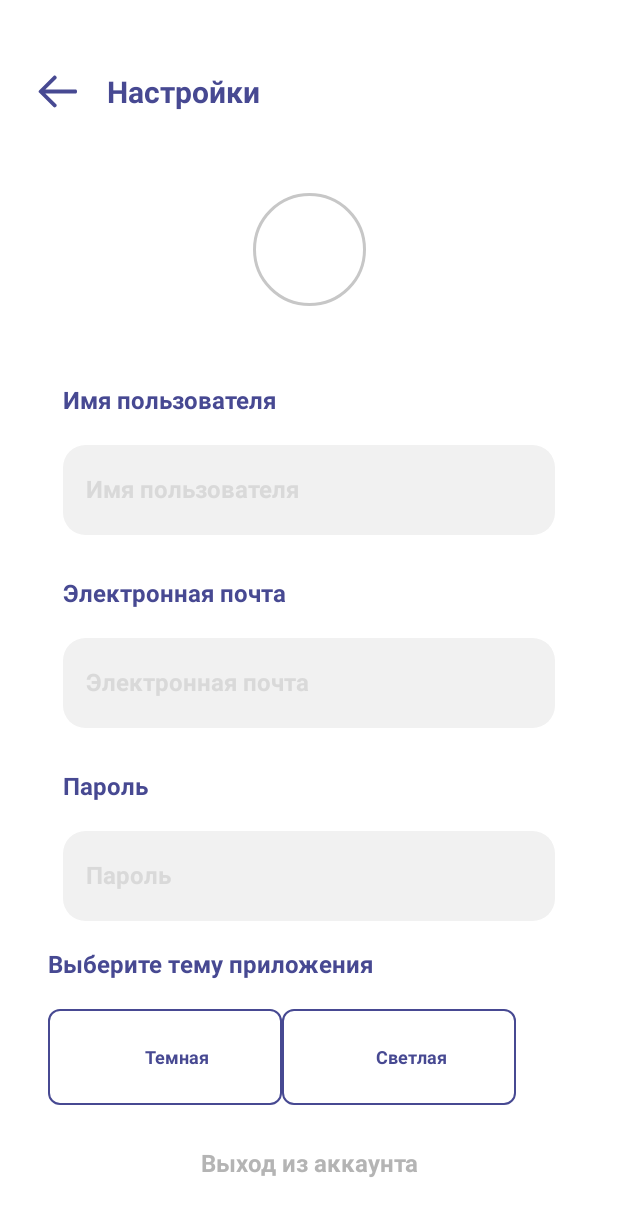
After one commit to Turtle-Team/NoLimits4WebHackaton, an Android app built with Jetpack Compose: the SettingsScreen screen opened through its navigation route, on a phone screen of 412 x 824 dp. The commit adds this screen. Shown: the top 1216 px of the screen. Run offline under Robolectric (Android 15) with nearby library versions, the phone set to English and light mode, and no system bars; libraries missing offline, so code that uses them is left out: com.squareup.sqldelight.

Commit message:
сделал настройки

```diff
--- a/androidApp/src/main/java/com/lyadsky/nolimits4webapp/android/di/AndroidModule.kt
+++ b/androidApp/src/main/java/com/lyadsky/nolimits4webapp/android/di/AndroidModule.kt
@@ -4,8 +4,12 @@ import com.lyadsky.nolimits4webapp.android.navigation.AndroidNavigator
 import com.lyadsky.nolimits4webapp.android.navigation.NavigatorImpl
 import com.lyadsky.nolimits4webapp.common.navigation.Navigator
 import com.lyadsky.nolimits4webapp.features.mainNavigation.viewModel.MainNavigationViewModelImpl
+import com.lyadsky.nolimits4webapp.features.profile.viewModel.ProfileViewModel
+import com.lyadsky.nolimits4webapp.features.profile.viewModel.ProfileViewModelImpl
 import com.lyadsky.nolimits4webapp.features.register.viewModel.RegisterViewModel
 import com.lyadsky.nolimits4webapp.features.register.viewModel.RegisterViewModelImpl
+import com.lyadsky.nolimits4webapp.features.settings.viewModel.SettingsViewModel
+import com.lyadsky.nolimits4webapp.features.settings.viewModel.SettingsViewModelImpl
 import com.lyadsky.nolimits4webapp.features.welcome.viewModel.WelcomeViewModel
 import com.lyadsky.nolimits4webapp.features.welcome.viewModel.WelcomeViewModelImpl
 import org.koin.androidx.viewmodel.dsl.viewModel
@@ -27,4 +31,12 @@ fun androidModule() = module {
     viewModel(named("RegisterViewModel")) {
         ViewModelWrapper<RegisterViewModel>(RegisterViewModelImpl(get()))
     }
+
+    viewModel(named("ProfileViewModel")) {
+        ViewModelWrapper<ProfileViewModel>(ProfileViewModelImpl(get()))
+    }
+
+    viewModel(named("SettingsViewModel")) {
+        ViewModelWrapper<SettingsViewModel>(SettingsViewModelImpl(get()))
+    }
 }
--- a/androidApp/src/main/java/com/lyadsky/nolimits4webapp/android/features/mainNavigation/MainNavigationScreen.kt
+++ b/androidApp/src/main/java/com/lyadsky/nolimits4webapp/android/features/mainNavigation/MainNavigationScreen.kt
@@ -19,6 +19,7 @@ import com.lyadsky.nolimits4webapp.android.features.welcome.WelcomeScreen
 import com.lyadsky.nolimits4webapp.android.features.main.MainScreen
 import com.lyadsky.nolimits4webapp.android.features.profile.ProfileScreen
 import com.lyadsky.nolimits4webapp.android.features.register.RegisterScreen
+import com.lyadsky.nolimits4webapp.android.features.settings.SettingsScreen
 import com.lyadsky.nolimits4webapp.common.navigation.ScreenRoute
 import com.lyadsky.nolimits4webapp.features.mainNavigation.viewModel.MainNavigationViewModel
 import org.koin.androidx.compose.getViewModel
@@ -73,6 +74,9 @@ fun MainNavigationScreen(
             composable(route = ScreenRoute.Catalog.name) {
                 CatalogScreen()
             }
+            composable(route = ScreenRoute.Settings.name) {
+                SettingsScreen()
+            }
         }
     }
 }
--- a/androidApp/src/main/java/com/lyadsky/nolimits4webapp/android/features/profile/layouts/ProfileLayout.kt
+++ b/androidApp/src/main/java/com/lyadsky/nolimits4webapp/android/features/profile/layouts/ProfileLayout.kt
@@ -3,6 +3,7 @@ package com.lyadsky.nolimits4webapp.android.features.profile.layouts
 import android.util.Log
 import androidx.compose.foundation.Image
 import androidx.compose.foundation.border
+import androidx.compose.foundation.clickable
 import androidx.compose.foundation.layout.*
 import androidx.compose.foundation.lazy.LazyColumn
 import androidx.compose.foundation.lazy.items
@@ -23,9 +24,17 @@ import androidx.compose.ui.text.font.FontWeight
 import androidx.compose.ui.unit.dp
 import androidx.compose.ui.unit.sp
 import com.lyadsky.nolimits4webapp.android.R
+import com.lyadsky.nolimits4webapp.android.di.ViewModelWrapper
+import com.lyadsky.nolimits4webapp.features.profile.viewModel.ProfileViewModel
+import com.lyadsky.nolimits4webapp.features.register.viewModel.RegisterViewModel
+import org.koin.androidx.compose.getViewModel
+import org.koin.core.qualifier.named
 
 @Composable
-fun ProfileLayout() {
+fun ProfileLayout(
+    viewModelWrapper: ViewModelWrapper<ProfileViewModel> =
+        getViewModel(named("ProfileViewModel"))
+) {
     Column(
         horizontalAlignment = Alignment.CenterHorizontally, modifier = Modifier
             .clip(RoundedCornerShape(15.dp))
@@ -40,7 +49,8 @@ fun ProfileLayout() {
             Icon(
                 painter = painterResource(id = R.drawable.ic_settings), contentDescription = "",
                 modifier = Modifier
-                    .size(25.dp),
+                    .size(25.dp)
+                    .clickable { viewModelWrapper.viewModel.onSettingsClick() },
                 tint = Color(0xFF474992)
             )
 
--- /dev/null
+++ b/androidApp/src/main/java/com/lyadsky/nolimits4webapp/android/features/settings/SettingsScreen.kt
@@ -0,0 +1,14 @@
+package com.lyadsky.nolimits4webapp.android.features.settings
+
+import androidx.compose.foundation.layout.Column
+import androidx.compose.foundation.layout.fillMaxSize
+import androidx.compose.runtime.Composable
+import androidx.compose.ui.Modifier
+import com.lyadsky.nolimits4webapp.android.features.settings.layouts.SettingsLayout
+
+@Composable
+fun SettingsScreen() {
+    Column(Modifier.fillMaxSize()) {
+        SettingsLayout()
+    }
+}
--- /dev/null
+++ b/androidApp/src/main/java/com/lyadsky/nolimits4webapp/android/features/settings/layouts/SettingsLayout.kt
@@ -0,0 +1,159 @@
+package com.lyadsky.nolimits4webapp.android.features.settings.layouts
+
+import androidx.compose.foundation.border
+import androidx.compose.foundation.clickable
+import androidx.compose.foundation.layout.*
+import androidx.compose.foundation.lazy.LazyColumn
+import androidx.compose.foundation.shape.CircleShape
+import androidx.compose.foundation.shape.RoundedCornerShape
+import androidx.compose.material.Icon
+import androidx.compose.material.Text
+import androidx.compose.runtime.Composable
+import androidx.compose.ui.Alignment
+import androidx.compose.ui.Modifier
+import androidx.compose.ui.graphics.Color
+import androidx.compose.ui.res.painterResource
+import androidx.compose.ui.text.TextStyle
+import androidx.compose.ui.text.font.FontWeight
+import androidx.compose.ui.text.style.TextAlign
+import androidx.compose.ui.unit.dp
+import androidx.compose.ui.unit.sp
+import com.lyadsky.nolimits4webapp.android.R
+import com.lyadsky.nolimits4webapp.android.di.ViewModelWrapper
+import com.lyadsky.nolimits4webapp.android.features.views.edit_texts.CommonEditText
+import com.lyadsky.nolimits4webapp.features.settings.viewModel.SettingsViewModel
+import org.koin.androidx.compose.getViewModel
+import org.koin.core.qualifier.named
+
+@Composable
+fun SettingsLayout(
+    viewModelWrapper: ViewModelWrapper<SettingsViewModel> =
+        getViewModel(named("SettingsViewModel"))
+) {
+    Column(Modifier.fillMaxWidth()) {
+        SettingsTopBar {
+            viewModelWrapper.viewModel.onBackClick()
+        }
+
+        LazyColumn(horizontalAlignment = Alignment.CenterHorizontally) {
+
+            item {
+                Spacer(modifier = Modifier.padding(top = 35.dp))
+                Icon(
+                    painter = painterResource(id = R.drawable.ic_circle), contentDescription = "",
+                    modifier = Modifier
+                        .size(75.dp)
+                        .border(width = 2.dp, color = Color(0xFFC7C7C7), shape = CircleShape)
+                        .padding(horizontal = 100.dp),
+                    tint = Color.White
+                )
+
+                Spacer(modifier = Modifier.padding(top = 54.dp))
+                CommonEditText(title = "Имя пользователя", sizeText = 16)
+
+                Spacer(modifier = Modifier.padding(top = 30.dp))
+                CommonEditText(title = "Электронная почта", sizeText = 16)
+
+                Spacer(modifier = Modifier.padding(top = 30.dp))
+                CommonEditText(title = "Пароль", sizeText = 16)
+
+                Column(
+                    Modifier
+                        .padding(top = 20.dp, bottom = 40.dp)
+                        .fillMaxWidth(),
+                    horizontalAlignment = Alignment.CenterHorizontally
+                ) {
+                    ChangeTheme()
+                    Text(
+                        text = "Выход из аккаунта", style = TextStyle(
+                            fontSize = 16.sp,
+                            fontWeight = FontWeight(700),
+                            color = Color(0xFFB4B4B4),
+                            textAlign = TextAlign.Center
+                        ), modifier = Modifier.padding(top = 30.dp)
+                    )
+                }
+            }
+        }
+    }
+}
+
+@Composable
+fun SettingsTopBar(backButton: () -> Unit) {
+    Row(modifier = Modifier.padding(start = 25.dp, top = 50.dp)) {
+        Icon(
+            painter = painterResource(id = R.drawable.ic_back), contentDescription = "",
+            tint = Color(0xFF474992),
+            modifier = Modifier
+                .width(26.dp)
+                .height(22.dp)
+                .clickable { backButton() }
+        )
+        Text(
+            text = "Настройки", modifier = Modifier.padding(start = 20.dp, bottom = 20.dp), style = TextStyle(
+                fontSize = 20.sp,
+                fontWeight = FontWeight(700),
+                color = Color(0xFF474992)
+            )
+        )
+    }
+}
+
+@Composable
+fun ChangeTheme() {
+    Column(
+        Modifier
+            .fillMaxWidth()
+            .padding(start = 32.dp)) {
+        Text(
+            text = "Выберите тему приложения", style = TextStyle(
+                fontSize = 16.sp,
+                fontWeight = FontWeight(700),
+                color = Color(0xFF474992)
+            )
+        )
+        Row(Modifier.padding(top = 20.dp), horizontalArrangement = Arrangement.Center) {
+            Column(
+                modifier = Modifier
+                    .width(156.dp)
+                    .height(64.dp)
+                    .border(
+                        width = 1.dp,
+                        shape = RoundedCornerShape(8.dp),
+                        color = Color(0xFF474992)
+                    ),
+                verticalArrangement = Arrangement.Center,
+                horizontalAlignment = Alignment.CenterHorizontally
+            ) {
+                Text(
+                    text = "Темная", modifier = Modifier.padding(start = 16.dp), style = TextStyle(
+                        fontSize = 12.sp,
+                        fontWeight = FontWeight(700),
+                        color = Color(0xFF474992)
+                    )
+                )
+            }
+
+            Column(
+                modifier = Modifier
+                    .width(156.dp)
+                    .height(64.dp)
+                    .border(
+                        width = 1.dp,
+                        shape = RoundedCornerShape(8.dp),
+                        color = Color(0xFF474992)
+                    ),
+                verticalArrangement = Arrangement.Center,
+                horizontalAlignment = Alignment.CenterHorizontally
+            ) {
+                Text(
+                    text = "Светлая", modifier = Modifier.padding(start = 16.dp), style = TextStyle(
+                        fontSize = 12.sp,
+                        fontWeight = FontWeight(700),
+                        color = Color(0xFF474992)
+                    )
+                )
+            }
+        }
+    }
+}
--- a/androidApp/src/main/java/com/lyadsky/nolimits4webapp/android/features/views/edit_texts/CommonEditText.kt
+++ b/androidApp/src/main/java/com/lyadsky/nolimits4webapp/android/features/views/edit_texts/CommonEditText.kt
@@ -14,17 +14,18 @@ import androidx.compose.ui.text.TextStyle
 import androidx.compose.ui.text.font.FontWeight
 import androidx.compose.ui.text.input.TextFieldValue
 import androidx.compose.ui.text.style.TextAlign
+import androidx.compose.ui.unit.Dp
 import androidx.compose.ui.unit.dp
 import androidx.compose.ui.unit.sp
 
 @Composable
-fun CommonEditText(title: String, placeholder: String? = title, isCenterText: Boolean? = false) {
+fun CommonEditText(title: String, placeholder: String? = title, isCenterText: Boolean? = false, sizeText: Int? = 24) {
     var text by remember { mutableStateOf(TextFieldValue("")) }
 
     Column {
         Text(
             text = title, style = TextStyle(
-                fontSize = 24.sp,
+                fontSize = sizeText!!.sp,
                 fontWeight = FontWeight(700),
                 color = Color(0xFF474992)
             ),
--- a/androidApp/src/main/java/com/lyadsky/nolimits4webapp/android/navigation/Navigator.kt
+++ b/androidApp/src/main/java/com/lyadsky/nolimits4webapp/android/navigation/Navigator.kt
@@ -44,6 +44,10 @@ class NavigatorImpl(
         navigateToNavBarDestination(ScreenRoute.Catalog)
     }
 
+    override fun navigateToSettings() {
+        navigateToNavBarDestination(ScreenRoute.Settings)
+    }
+
 
     private fun navigateToNavBarDestination(root: ScreenRoute) {
         navController?.navigate(root.name) {
--- /dev/null
+++ b/androidApp/src/main/res/drawable/ic_back.xml
@@ -0,0 +1,10 @@
+<vector xmlns:android="http://schemas.android.com/apk/res/android"
+    android:width="26dp"
+    android:height="22dp"
+    android:viewportWidth="26"
+    android:viewportHeight="22">
+  <path
+      android:pathData="M10.385,0.699C10.775,0.312 11.404,0.312 11.794,0.699L12.175,1.077C12.569,1.468 12.569,2.105 12.175,2.497L4.876,9.737H25C25.552,9.737 26,10.184 26,10.737V11.263C26,11.816 25.552,12.263 25,12.263H4.876L12.175,19.503C12.569,19.895 12.569,20.532 12.175,20.923L11.794,21.302C11.404,21.688 10.775,21.688 10.385,21.302L0.716,11.71C0.321,11.319 0.321,10.681 0.716,10.29L10.385,0.699Z"
+      android:fillColor="#474992"
+      android:fillType="evenOdd"/>
+</vector>
--- a/shared/src/commonMain/kotlin/com/lyadsky/nolimits4webapp/common/navigation/Navigator.kt
+++ b/shared/src/commonMain/kotlin/com/lyadsky/nolimits4webapp/common/navigation/Navigator.kt
@@ -7,7 +7,8 @@ enum class ScreenRoute {
     Auth,
     Register,
     InfoUser,
-    Catalog
+    Catalog,
+    Settings
 }
 
 interface Navigator {
@@ -19,4 +20,5 @@ interface Navigator {
     fun navigateToProfile()
     fun navigateToInfoUser()
     fun navigateToCatalog()
+    fun navigateToSettings()
 }
--- /dev/null
+++ b/shared/src/commonMain/kotlin/com/lyadsky/nolimits4webapp/features/profile/viewModel/ProfileViewModel.kt
@@ -0,0 +1,20 @@
+package com.lyadsky.nolimits4webapp.features.profile.viewModel
+
+import com.lyadsky.nolimits4webapp.common.navigation.Navigator
+import com.lyadsky.nolimits4webapp.common.viewModel.KmpViewModel
+import com.lyadsky.nolimits4webapp.common.viewModel.KmpViewModelImpl
+import com.lyadsky.nolimits4webapp.common.viewModel.SubScreenViewModel
+import org.koin.core.component.KoinComponent
+
+interface ProfileViewModel : KmpViewModel, SubScreenViewModel {
+    fun onSettingsClick()
+}
+
+class ProfileViewModelImpl(
+    override val navigator: Navigator
+) : KoinComponent, KmpViewModelImpl(), ProfileViewModel {
+
+    override fun onSettingsClick() {
+        navigator.navigateToSettings()
+    }
+}
--- /dev/null
+++ b/shared/src/commonMain/kotlin/com/lyadsky/nolimits4webapp/features/settings/viewModel/SettingsViewModel.kt
@@ -0,0 +1,20 @@
+package com.lyadsky.nolimits4webapp.features.settings.viewModel
+
+import com.lyadsky.nolimits4webapp.common.navigation.Navigator
+import com.lyadsky.nolimits4webapp.common.viewModel.KmpViewModel
+import com.lyadsky.nolimits4webapp.common.viewModel.KmpViewModelImpl
+import com.lyadsky.nolimits4webapp.common.viewModel.SubScreenViewModel
+import org.koin.core.component.KoinComponent
+
+interface SettingsViewModel : KmpViewModel, SubScreenViewModel {
+    fun onBackClick()
+}
+
+class SettingsViewModelImpl(
+    override val navigator: Navigator
+) : KoinComponent, KmpViewModelImpl(), SettingsViewModel {
+
+    override fun onBackClick() {
+        navigator.navigateToProfile()
+    }
+}
```
